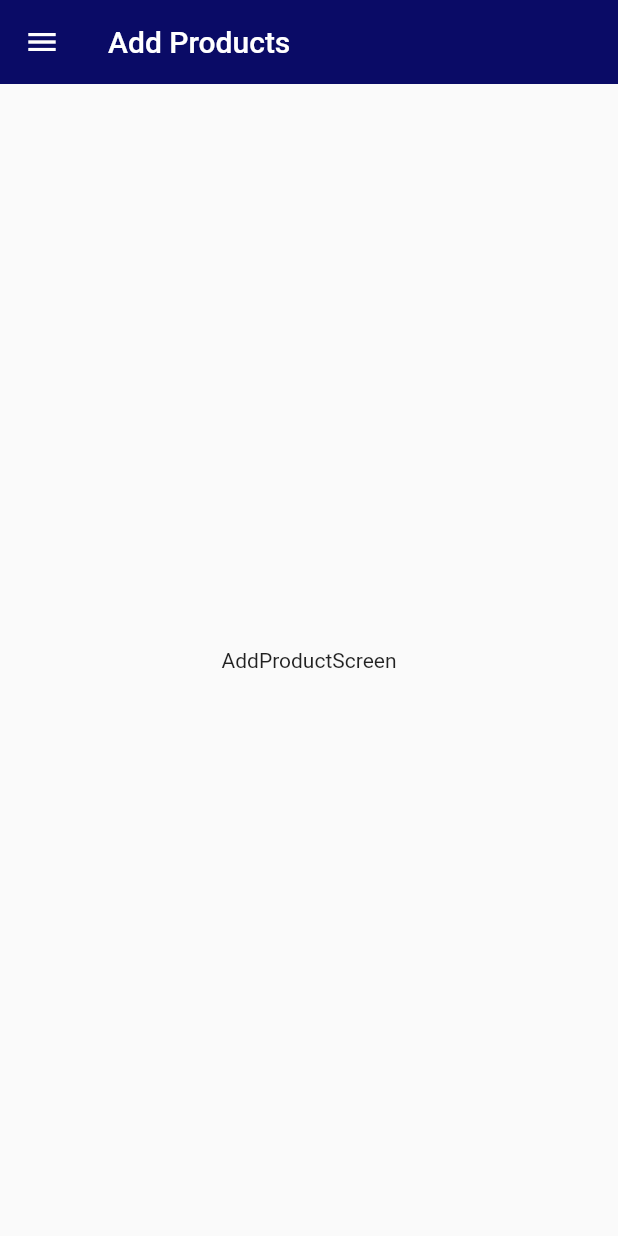
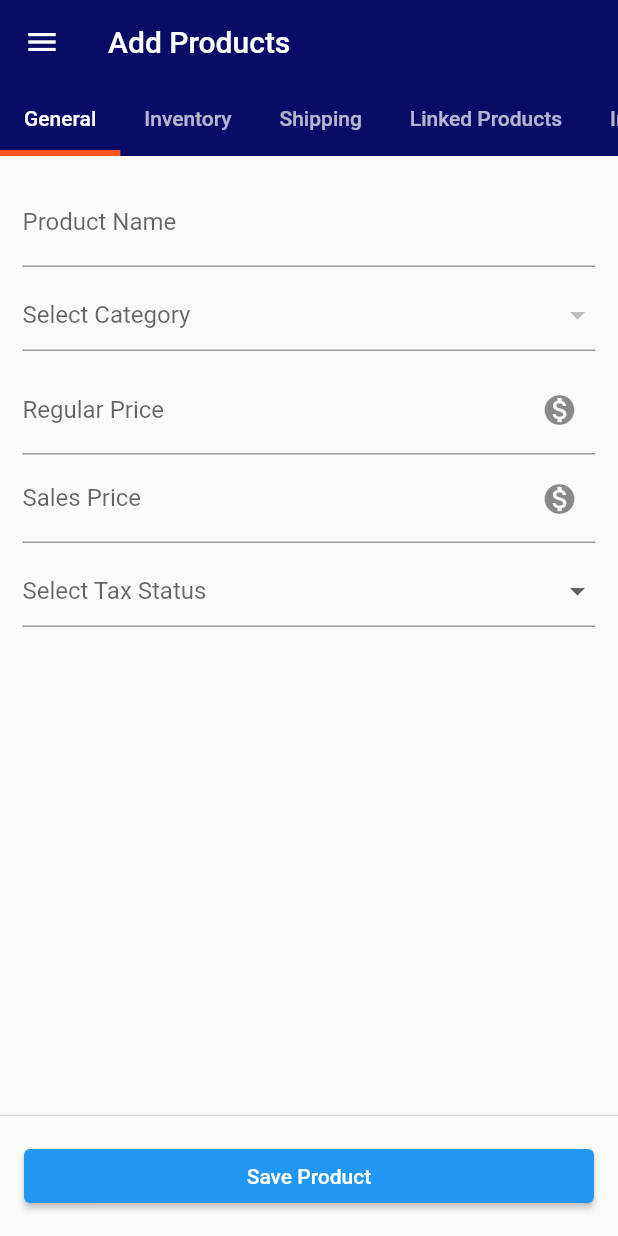
Before and after one commit to kvu-kuruppu/shop_app_vendor, a Flutter app: the AddProductScreen screen opened by its route, on a phone screen of 412 x 824 dp. Run offline on Flutter 3.47's test engine with Material 2 defaults, Android fonts, the phone set to English and light mode, and no system bars; our stand-ins replace cached_network_image, cloud_firestore, csc_picker, email_validator, firebase_auth, firebase_core and 3 more; missing offline and left inert: flutterfire_ui; accounts and stored records are empty; network calls fail; statements that could not run were skipped.

Commit message:
fifth commit

```diff
--- a/lib/main.dart
+++ b/lib/main.dart
@@ -4,6 +4,7 @@ import 'package:flutter_easyloading/flutter_easyloading.dart';
 import 'package:provider/provider.dart';
 import 'package:shop_app_vendor/constants/routes.dart';
 import 'package:shop_app_vendor/firebase_options.dart';
+import 'package:shop_app_vendor/provider/product_provider.dart';
 import 'package:shop_app_vendor/provider/vendor_provider.dart';
 import 'package:shop_app_vendor/screens/add_products_screen.dart';
 import 'package:shop_app_vendor/screens/home_screen.dart';
@@ -25,6 +26,7 @@ void main() async {
     MultiProvider(
       providers: [
         Provider<VendorProvider>(create: (_) => VendorProvider()),
+        Provider<ProductProvider>(create: (_) => ProductProvider()),
       ],
       child: MaterialApp(
         home: const SplashScreen(),
--- /dev/null
+++ b/lib/provider/product_provider.dart
@@ -0,0 +1,50 @@
+import 'package:flutter/material.dart';
+
+class ProductProvider with ChangeNotifier {
+  Map<String, dynamic>? productData = {};
+
+  getFormData({
+    String? productName,
+    int? regularPrice,
+    int? salesPrice,
+    String? taxStatus,
+    int? taxPercentage,
+    String? category,
+    String? mainCategory,
+    String? subCategory,
+  }) {
+    if (productName != null) {
+      productData!['productName'] = productName;
+    }
+
+    if (regularPrice != null) {
+      productData!['regularPrice'] = regularPrice;
+    }
+
+    if (salesPrice != null) {
+      productData!['salesPrice'] = salesPrice;
+    }
+
+    if (taxStatus != null) {
+      productData!['taxStatus'] = taxStatus;
+    }
+
+    if (taxPercentage != null) {
+      productData!['taxPercentage'] = taxPercentage;
+    }
+
+    if (category != null) {
+      productData!['category'] = category;
+    }
+
+    if (mainCategory != null) {
+      productData!['mainCategory'] = mainCategory;
+    }
+
+    if (subCategory != null) {
+      productData!['subCategory'] = subCategory;
+    }
+
+    notifyListeners();
+  }
+}
--- a/lib/screens/add_products_screen.dart
+++ b/lib/screens/add_products_screen.dart
@@ -1,4 +1,7 @@
 import 'package:flutter/material.dart';
+import 'package:provider/provider.dart';
+import 'package:shop_app_vendor/provider/product_provider.dart';
+import 'package:shop_app_vendor/widgets/add_products/general_tab.dart';
 import 'package:shop_app_vendor/widgets/customer_drawer.dart';
 
 class AddProductScreen extends StatelessWidget {
@@ -6,15 +9,70 @@ class AddProductScreen extends StatelessWidget {
 
   @override
   Widget build(BuildContext context) {
-    return Scaffold(
+    final _productData = Provider.of<ProductProvider>(context);
+
+    return DefaultTabController(
+      length: 5,
+      initialIndex: 0,
+      child: Scaffold(
         appBar: AppBar(
           title: const Text('Add Products'),
           elevation: 0,
           backgroundColor: const Color.fromARGB(255, 10, 11, 102),
+          bottom: const TabBar(
+            isScrollable: true,
+            indicator: UnderlineTabIndicator(
+              borderSide: BorderSide(
+                width: 4,
+                color: Colors.deepOrange,
+              ),
+            ),
+            tabs: [
+              Tab(
+                child: Text('General'),
+              ),
+              Tab(
+                child: Text('Inventory'),
+              ),
+              Tab(
+                child: Text('Shipping'),
+              ),
+              Tab(
+                child: Text('Linked Products'),
+              ),
+              Tab(
+                child: Text('Images'),
+              ),
+            ],
+          ),
         ),
         drawer: const CustomDrawer(),
-      body: Center(
-        child: Text('AddProductScreen'),
+        body: const TabBarView(
+          children: [
+            GeneralTab(),
+            Center(child: Text('Inventory')),
+            Center(child: Text('Shipping')),
+            Center(child: Text('Linked Products')),
+            Center(child: Text('Images')),
+          ],
+        ),
+        persistentFooterButtons: [
+          Padding(
+            padding: const EdgeInsets.all(8.0),
+            child: Row(
+              children: [
+                Expanded(
+                  child: ElevatedButton(
+                    onPressed: () {
+                      print(_productData.productData);
+                    },
+                    child: const Text('Save Product'),
+                  ),
+                ),
+              ],
+            ),
+          ),
+        ],
       ),
     );
   }
--- a/lib/screens/business_register_screen.dart
+++ b/lib/screens/business_register_screen.dart
@@ -259,6 +259,7 @@ class _BusinessRegisterScreenState extends State<BusinessRegisterScreen> {
                     const SizedBox(
                       height: 10,
                     ),
+                    // Tax Registered Status
                     Row(
                       mainAxisAlignment: MainAxisAlignment.spaceBetween,
                       children: [
--- a/lib/services/firebase_services.dart
+++ b/lib/services/firebase_services.dart
@@ -10,6 +10,12 @@ class FirebaseService {
 
   final CollectionReference vendor =
       FirebaseFirestore.instance.collection('vendor');
+  final CollectionReference categories =
+      FirebaseFirestore.instance.collection('categories');
+  final CollectionReference mainCategory =
+      FirebaseFirestore.instance.collection('mainCategory');
+  final CollectionReference subCategory =
+      FirebaseFirestore.instance.collection('subCategory');
 
   firebase_storage.FirebaseStorage storage =
       firebase_storage.FirebaseStorage.instance;
--- /dev/null
+++ b/lib/widgets/add_products/general_tab.dart
@@ -0,0 +1,363 @@
+import 'package:cloud_firestore/cloud_firestore.dart';
+import 'package:flutter/material.dart';
+import 'package:provider/provider.dart';
+import 'package:shop_app_vendor/provider/product_provider.dart';
+import 'package:shop_app_vendor/services/firebase_services.dart';
+
+class GeneralTab extends StatefulWidget {
+  const GeneralTab({Key? key}) : super(key: key);
+
+  @override
+  State<GeneralTab> createState() => _GeneralTabState();
+}
+
+class _GeneralTabState extends State<GeneralTab>
+    with AutomaticKeepAliveClientMixin {
+  @override
+  bool get wantKeepAlive => true;
+
+  final FirebaseService _service = FirebaseService();
+  List<String> categoriesList = [];
+  final _formkey = GlobalKey<FormState>();
+  String? _selectedCategory;
+  String? _taxStatus;
+  String? _taxPercentage;
+
+  Widget _formField({
+    String? label,
+    TextInputType? inputType,
+    void Function(String)? onChanged,
+    IconData? suffixIcon,
+  }) {
+    return TextFormField(
+      keyboardType: inputType,
+      decoration: InputDecoration(
+        label: Text(label!),
+        suffixIcon: Icon(suffixIcon),
+      ),
+      validator: (value) {
+        if (value!.isEmpty) {
+          return '$label is required';
+        }
+      },
+      onChanged: onChanged,
+    );
+  }
+
+  Widget _categoryDrop(ProductProvider provider) {
+    return DropdownButtonFormField<String>(
+      value: _selectedCategory,
+      hint: const Text('Select Category'),
+      items: categoriesList.map<DropdownMenuItem<String>>((String value) {
+        return DropdownMenuItem(
+          value: value,
+          child: Text(value),
+        );
+      }).toList(),
+      onChanged: (String? value) {
+        setState(() {
+          _selectedCategory = value;
+          provider.getFormData(category: value);
+        });
+      },
+      validator: (value) {
+        if (value == null) {
+          return 'Select Category is required';
+        }
+      },
+    );
+  }
+
+  Widget _taxStatusDrop(ProductProvider provider) {
+    return DropdownButtonFormField<String>(
+      value: _taxStatus,
+      hint: const Text('Select Tax Status'),
+      items: ['Taxable', 'Not Taxable']
+          .map<DropdownMenuItem<String>>((String value) {
+        return DropdownMenuItem(
+          value: value,
+          child: Text(value),
+        );
+      }).toList(),
+      onChanged: (String? value) {
+        setState(() {
+          _taxStatus = value;
+          provider.getFormData(taxStatus: value);
+        });
+      },
+      validator: (value) => 'Tax Status is required',
+    );
+  }
+
+  Widget _taxPercentageDrop(ProductProvider provider) {
+    return DropdownButtonFormField<String>(
+      value: _taxPercentage,
+      hint: const Text('Select Tax Percentage'),
+      items:
+          ['GST-10%', 'GST-12%'].map<DropdownMenuItem<String>>((String value) {
+        return DropdownMenuItem(
+          value: value,
+          child: Text(value),
+        );
+      }).toList(),
+      onChanged: (String? value) {
+        setState(() {
+          _taxPercentage = value;
+          provider.getFormData(
+              taxPercentage: _taxPercentage == 'GST-10%' ? 10 : 12);
+        });
+      },
+      validator: (value) => 'Tax Percentage is required',
+    );
+  }
+
+  @override
+  void initState() {
+    getCategories();
+    super.initState();
+  }
+
+  getCategories() {
+    _service.categories.get().then((value) {
+      value.docs.forEach((element) {
+        setState(() {
+          categoriesList.add(element['categoryName']);
+        });
+      });
+    });
+  }
+
+  @override
+  Widget build(BuildContext context) {
+    return Consumer<ProductProvider>(
+      builder: (context, provider, child) {
+        return Form(
+          key: _formkey,
+          child: ListView(
+            padding: const EdgeInsets.all(15.0),
+            children: [
+              // Product Name
+              _formField(
+                label: 'Product Name',
+                onChanged: (value) {
+                  provider.getFormData(productName: value);
+                },
+              ),
+              // Category
+              Padding(
+                padding: const EdgeInsets.fromLTRB(0, 8, 0, 10),
+                child: _categoryDrop(provider),
+              ),
+              // Main Category
+              if (_selectedCategory != null)
+                Padding(
+                  padding: const EdgeInsets.fromLTRB(0, 10, 0, 0),
+                  child: InkWell(
+                    onTap: () {
+                      showDialog(
+                        context: context,
+                        builder: (context) {
+                          return MainCategoryList(
+                            selectedCategory: _selectedCategory,
+                            provider: provider,
+                          );
+                        },
+                      ).whenComplete(() {
+                        setState(() {});
+                      });
+                    },
+                    child: Column(
+                      children: [
+                        Row(
+                          mainAxisAlignment: MainAxisAlignment.spaceBetween,
+                          children: [
+                            Text(
+                              provider.productData!['mainCategory'] ??
+                                  'Select Main Category',
+                              style: TextStyle(
+                                color: Colors.grey.shade700,
+                                fontSize: 16,
+                              ),
+                            ),
+                            const Icon(Icons.arrow_drop_down,
+                                color: Colors.grey),
+                          ],
+                        ),
+                        const Divider(color: Colors.black),
+                      ],
+                    ),
+                  ),
+                ),
+              // Sub Category
+              if (provider.productData!['mainCategory'] != null)
+                Padding(
+                  padding: const EdgeInsets.fromLTRB(0, 15, 0, 0),
+                  child: InkWell(
+                    onTap: () {
+                      showDialog(
+                        context: context,
+                        builder: (context) {
+                          return SubCategoryList(
+                            selectedMainCategory:
+                                provider.productData!['mainCategory'],
+                            provider: provider,
+                          );
+                        },
+                      ).whenComplete(() {
+                        setState(() {});
+                      });
+                    },
+                    child: Column(
+                      children: [
+                        Row(
+                          mainAxisAlignment: MainAxisAlignment.spaceBetween,
+                          children: [
+                            Text(
+                              provider.productData!['subCategory'] ??
+                                  'Select Sub Category',
+                              style: TextStyle(
+                                color: Colors.grey.shade700,
+                                fontSize: 16,
+                              ),
+                            ),
+                            const Icon(Icons.arrow_drop_down,
+                                color: Colors.grey),
+                          ],
+                        ),
+                        const Divider(color: Colors.black),
+                      ],
+                    ),
+                  ),
+                ),
+              // Regular Price
+              _formField(
+                label: 'Regular Price',
+                suffixIcon: Icons.monetization_on,
+                inputType: TextInputType.number,
+                onChanged: (value) {
+                  provider.getFormData(regularPrice: int.parse(value));
+                },
+              ),
+              // Sales Price
+              _formField(
+                label: 'Sales Price',
+                suffixIcon: Icons.monetization_on,
+                inputType: TextInputType.number,
+                onChanged: (value) {
+                  provider.getFormData(salesPrice: int.parse(value));
+                },
+              ),
+              // Tax Status
+              Padding(
+                padding: const EdgeInsets.fromLTRB(0, 8, 0, 10),
+                child: _taxStatusDrop(provider),
+              ),
+              // Tax Percentage
+              if (_taxStatus == 'Taxable')
+                Padding(
+                  padding: const EdgeInsets.fromLTRB(0, 8, 0, 10),
+                  child: _taxPercentageDrop(provider),
+                ),
+            ],
+          ),
+        );
+      },
+    );
+  }
+}
+
+class MainCategoryList extends StatelessWidget {
+  final String? selectedCategory;
+  final ProductProvider? provider;
+
+  const MainCategoryList({
+    Key? key,
+    this.selectedCategory,
+    this.provider,
+  }) : super(key: key);
+
+  @override
+  Widget build(BuildContext context) {
+    final FirebaseService _service = FirebaseService();
+
+    return Dialog(
+      child: FutureBuilder<QuerySnapshot>(
+        future: _service.mainCategory
+            .where('category', isEqualTo: selectedCategory)
+            .get(),
+        builder: (context, snapshot) {
+          if (snapshot.connectionState == ConnectionState.waiting) {
+            return const Center(child: CircularProgressIndicator());
+          }
+
+          if (snapshot.data!.size == 0) {
+            return const Center(child: Text('No Main Categories'));
+          }
+
+          return ListView.builder(
+            itemCount: snapshot.data!.size,
+            itemBuilder: (context, index) {
+              return ListTile(
+                title: Text(snapshot.data!.docs[index]['mainCategory']),
+                onTap: () {
+                  provider!.getFormData(
+                    mainCategory: snapshot.data!.docs[index]['mainCategory'],
+                  );
+                  Navigator.of(context).pop();
+                },
+              );
+            },
+          );
+        },
+      ),
+    );
+  }
+}
+
+class SubCategoryList extends StatelessWidget {
+  final String? selectedMainCategory;
+  final ProductProvider? provider;
+
+  const SubCategoryList({
+    Key? key,
+    this.selectedMainCategory,
+    this.provider,
+  }) : super(key: key);
+
+  @override
+  Widget build(BuildContext context) {
+    final FirebaseService _service = FirebaseService();
+
+    return Dialog(
+      child: FutureBuilder<QuerySnapshot>(
+        future: _service.subCategory
+            .where('mainCategoryName', isEqualTo: selectedMainCategory)
+            .get(),
+        builder: (context, snapshot) {
+          if (snapshot.connectionState == ConnectionState.waiting) {
+            return const Center(child: CircularProgressIndicator());
+          }
+
+          if (snapshot.data!.size == 0) {
+            return const Center(child: Text('No Sub Categories'));
+          }
+
+          return ListView.builder(
+            itemCount: snapshot.data!.size,
+            itemBuilder: (context, index) {
+              return ListTile(
+                title: Text(snapshot.data!.docs[index]['subCategoryName']),
+                onTap: () {
+                  provider!.getFormData(
+                    subCategory: snapshot.data!.docs[index]['subCategoryName'],
+                  );
+                  Navigator.of(context).pop();
+                },
+              );
+            },
+          );
+        },
+      ),
+    );
+  }
+}
```
Also changed, not shown: lib/widgets/customer_drawer.dart (+9 -3 lines). Lines whose indentation alone changed are shown as unchanged.
